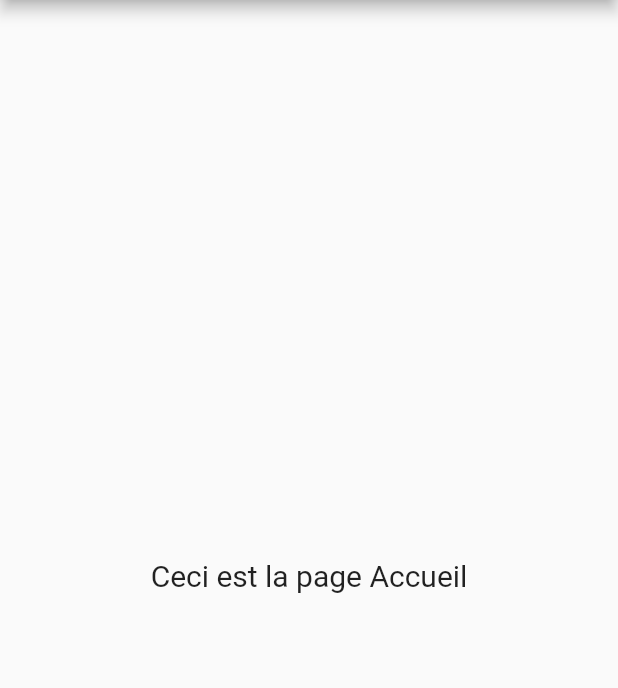
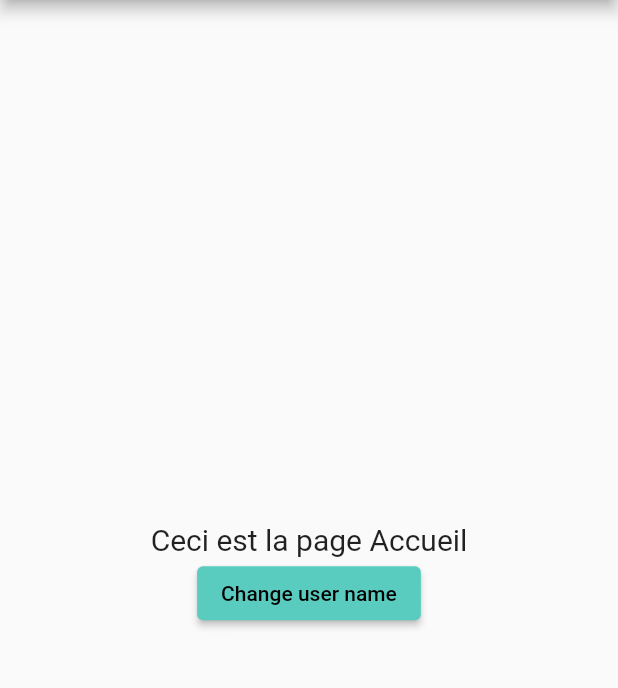
Before and after one commit to kynail/Wall-O, a Flutter app: the screen it shows after launch, after a tap on "Accueil", on a phone screen of 412 x 824 dp, the part 84-772 px from its top. Run offline on Flutter 3.47's test engine with Material 2 defaults, Android fonts, the phone set to English and light mode, and no system bars; our stand-ins replace flutter_redux, redux, redux_thunk.

Commit message:
Install and setup Redux

```diff
--- a/wallo_flutter/lib/main.dart
+++ b/wallo_flutter/lib/main.dart
@@ -1,23 +1,30 @@
 import 'package:flutter/material.dart';
 import 'package:wallo_flutter/route_generator.dart';
 import 'package:wallo_flutter/theme.dart';
+import 'package:wallo_flutter/redux/store.dart';
+import 'package:flutter_redux/flutter_redux.dart';
 
-void main() {
+void main() async {
+  await Redux.init();
   runApp(WallO());
 }
 
 class WallO extends StatelessWidget {
+  final AppTheme theme = new AppTheme();
+
   @override
   Widget build(BuildContext context) {
-    AppTheme theme = new AppTheme();
-    return MaterialApp(
+    return StoreProvider<AppState>(
+        store: Redux.store,
+        child: MaterialApp(
           title: 'Wall-O',
           theme: ThemeData(
             primarySwatch: theme.primarySwatch,
-        primaryTextTheme: TextTheme(headline6: TextStyle(color: Colors.white)),
+            primaryTextTheme:
+                TextTheme(headline6: TextStyle(color: Colors.white)),
           ),
           initialRoute: "/",
           onGenerateRoute: RouteGenerator.generateRoute,
-    );
+        ));
   }
 }
--- /dev/null
+++ b/wallo_flutter/lib/models/user.dart
@@ -0,0 +1,9 @@
+class User {
+  User({this.name});
+
+  String name;
+
+  User.setName(String name) {
+    this.name = name;
+  }
+}
--- /dev/null
+++ b/wallo_flutter/lib/redux/store.dart
@@ -0,0 +1,55 @@
+import 'package:meta/meta.dart';
+import 'package:redux/redux.dart';
+import 'package:wallo_flutter/redux/user/user_actions.dart';
+import 'package:wallo_flutter/redux/user/user_reducer.dart';
+import 'package:wallo_flutter/redux/user/user_state.dart';
+import 'package:redux_thunk/redux_thunk.dart';
+
+AppState appReducer(AppState state, dynamic action) {
+  if (action is SetUserStateAction) {
+    final nextUserState = userReducer(state.userState, action);
+
+    return state.copyWith(userState: nextUserState);
+  }
+
+  return state;
+}
+
+@immutable
+class AppState {
+  final UserState userState;
+
+  AppState({
+    @required this.userState,
+  });
+
+  AppState copyWith({
+    UserState userState,
+  }) {
+    return AppState(
+      userState: userState ?? this.userState,
+    );
+  }
+}
+
+class Redux {
+  static Store<AppState> _store;
+
+  static Store<AppState> get store {
+    if (_store == null) {
+      throw Exception("store is not initialized");
+    } else {
+      return _store;
+    }
+  }
+
+  static Future<void> init() async {
+    final userStateInitial = UserState.initial();
+
+    _store = Store<AppState>(
+      appReducer,
+      middleware: [thunkMiddleware],
+      initialState: AppState(userState: userStateInitial),
+    );
+  }
+}
--- /dev/null
+++ b/wallo_flutter/lib/redux/user/user_state.dart
@@ -0,0 +1,26 @@
+import 'package:meta/meta.dart';
+import 'package:wallo_flutter/models/user.dart';
+
+@immutable
+class UserState {
+  final bool isError;
+  final bool isLoading;
+  final User user;
+
+  UserState({this.isError, this.isLoading, this.user});
+
+  factory UserState.initial() =>
+      UserState(isLoading: false, isError: false, user: User(name: "bob"));
+
+  UserState copyWith({
+    @required bool isError,
+    @required bool isLoading,
+    @required User user,
+  }) {
+    return UserState(
+      isError: isError ?? this.isError,
+      isLoading: isLoading ?? this.isLoading,
+      user: user ?? this.user,
+    );
+  }
+}
--- a/wallo_flutter/lib/route_generator.dart
+++ b/wallo_flutter/lib/route_generator.dart
@@ -6,6 +6,8 @@ import 'package:wallo_flutter/screens/home.dart';
 import 'package:wallo_flutter/screens/login.dart';
 import 'package:wallo_flutter/screens/sign_in.dart';
 import 'package:wallo_flutter/screens/profile.dart';
+import 'package:wallo_flutter/redux/store.dart';
+import 'package:flutter_redux/flutter_redux.dart';
 
 class RouteGenerator {
   static Route<dynamic> generateRoute(RouteSettings settings) {
--- a/wallo_flutter/lib/screens/home.dart
+++ b/wallo_flutter/lib/screens/home.dart
@@ -1,5 +1,7 @@
 import 'package:flutter/material.dart';
+import 'package:wallo_flutter/redux/store.dart';
 import 'package:wallo_flutter/widgets/custom_drawer.dart';
+import 'package:wallo_flutter/redux/user/user_actions.dart';
 
 class Home extends StatelessWidget {
   const Home({Key key}) : super(key: key);
@@ -12,10 +14,18 @@ class Home extends StatelessWidget {
         iconTheme: IconThemeData(color: Colors.white),
       ),
       drawer: CustomDrawer(),
-      body: Container(
-        child: Center(
-            child: Text("Ceci est la page Accueil",
-                style: TextStyle(fontSize: 20))),
+      body: Column(
+        mainAxisAlignment: MainAxisAlignment.center,
+        children: [
+          Center(
+              child: Text("Ceci est la page Accueil",
+                  style: TextStyle(fontSize: 20))),
+          ElevatedButton(
+              onPressed: (() {
+                Redux.store.dispatch((store) => setName(store, "lol"));
+              }),
+              child: Text("Change user name"))
+        ],
       ),
     );
   }
--- a/wallo_flutter/lib/screens/profile.dart
+++ b/wallo_flutter/lib/screens/profile.dart
@@ -1,5 +1,8 @@
 import 'package:flutter/material.dart';
 import 'package:wallo_flutter/widgets/custom_drawer.dart';
+import 'package:wallo_flutter/redux/store.dart';
+import 'package:wallo_flutter/models/user.dart';
+import 'package:flutter_redux/flutter_redux.dart';
 
 class Profile extends StatelessWidget {
   const Profile({Key key}) : super(key: key);
@@ -10,10 +13,22 @@ class Profile extends StatelessWidget {
       appBar: AppBar(
           title: Text("Profil"), iconTheme: IconThemeData(color: Colors.white)),
       drawer: CustomDrawer(),
-      body: Container(
-        child: Center(
-            child: Text("Ceci est la page Profil",
-                style: TextStyle(fontSize: 20))),
+      body: Column(
+        mainAxisAlignment: MainAxisAlignment.center,
+        children: [
+          Center(
+              child: Text("Ceci est la page Profil",
+                  style: TextStyle(fontSize: 20))),
+          StoreConnector<AppState, User>(
+            distinct: true,
+            converter: (store) => store.state.userState.user,
+            builder: (context, user) {
+              return new Text(
+                user.name,
+              );
+            },
+          )
+        ],
       ),
     );
   }
--- a/wallo_flutter/lib/screens/sign_in.dart
+++ b/wallo_flutter/lib/screens/sign_in.dart
@@ -1,7 +1,15 @@
 import 'package:flutter/material.dart';
+import 'package:wallo_flutter/models/user.dart';
+import 'package:wallo_flutter/redux/store.dart';
+// import 'package:redux/redux.dart';
+import 'package:flutter_redux/flutter_redux.dart';
 
 class SignIn extends StatelessWidget {
   const SignIn({Key key}) : super(key: key);
+
+  void handleLogin(BuildContext context) {
+    Navigator.pushReplacementNamed(context, "/home");
+  }
 
   @override
   Widget build(BuildContext context) {
@@ -20,10 +28,19 @@ class SignIn extends StatelessWidget {
                   style: TextStyle(fontSize: 20, color: Colors.white))),
           ElevatedButton(
               onPressed: () {
-                Navigator.pushReplacementNamed(context, "/home");
+                handleLogin(context);
               },
               child: Text("Accueil",
                   style: TextStyle(fontSize: 20, color: Colors.white))),
+          StoreConnector<AppState, User>(
+            distinct: true,
+            converter: (store) => store.state.userState.user,
+            builder: (context, user) {
+              return Text(
+                user.name,
+              );
+            },
+          )
         ]),
       ),
     );
--- a/wallo_flutter/pubspec.yaml
+++ b/wallo_flutter/pubspec.yaml
@@ -23,6 +23,8 @@ environment:
 dependencies:
   flutter:
     sdk: flutter
+  flutter_redux: ^0.7.0
+  redux_thunk: ^0.3.0
 
 
   # The following adds the Cupertino Icons font to your application.
```
Also changed, not shown: wallo_flutter/lib/redux/user/user_actions.dart (added, +43 -0 lines), wallo_flutter/lib/redux/user/user_reducer.dart (added, +12 -0 lines), wallo_flutter/pubspec.lock, 1 other file. Lines whose indentation alone changed are shown as unchanged.
